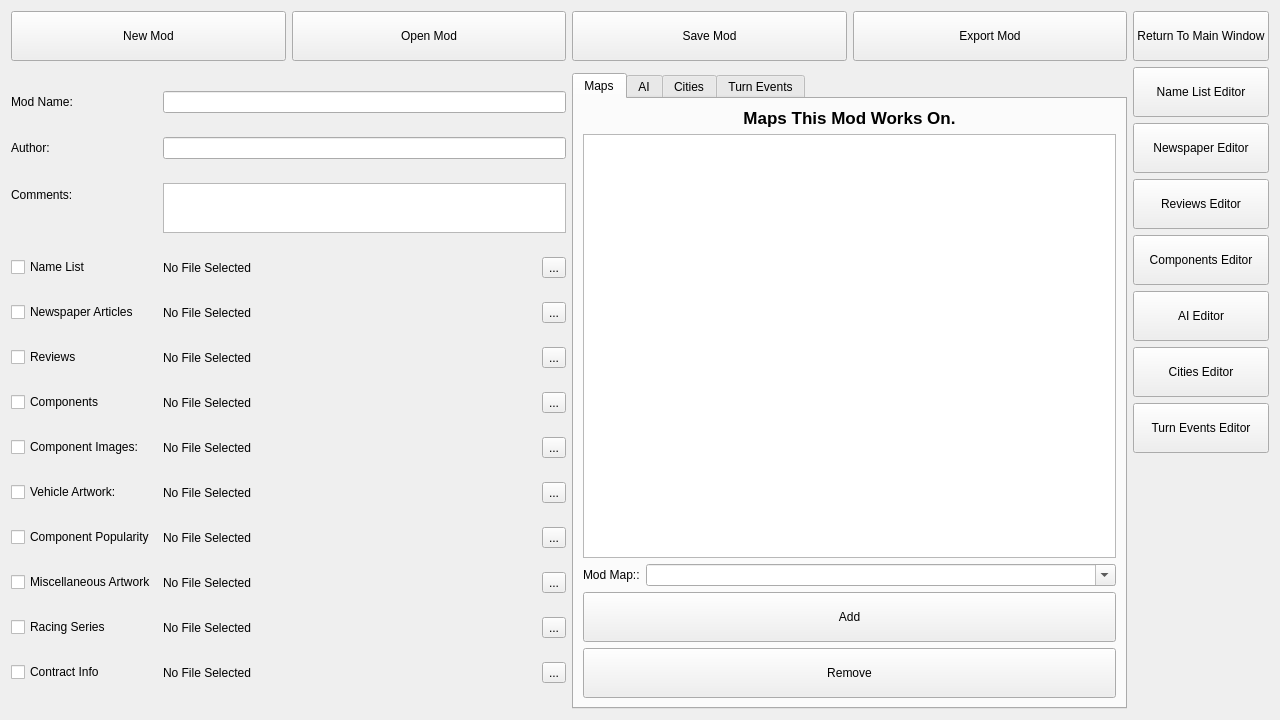
First picture: the form in ModEditor.ui, repository gearcity/GearCity_ModTools, before the edit.
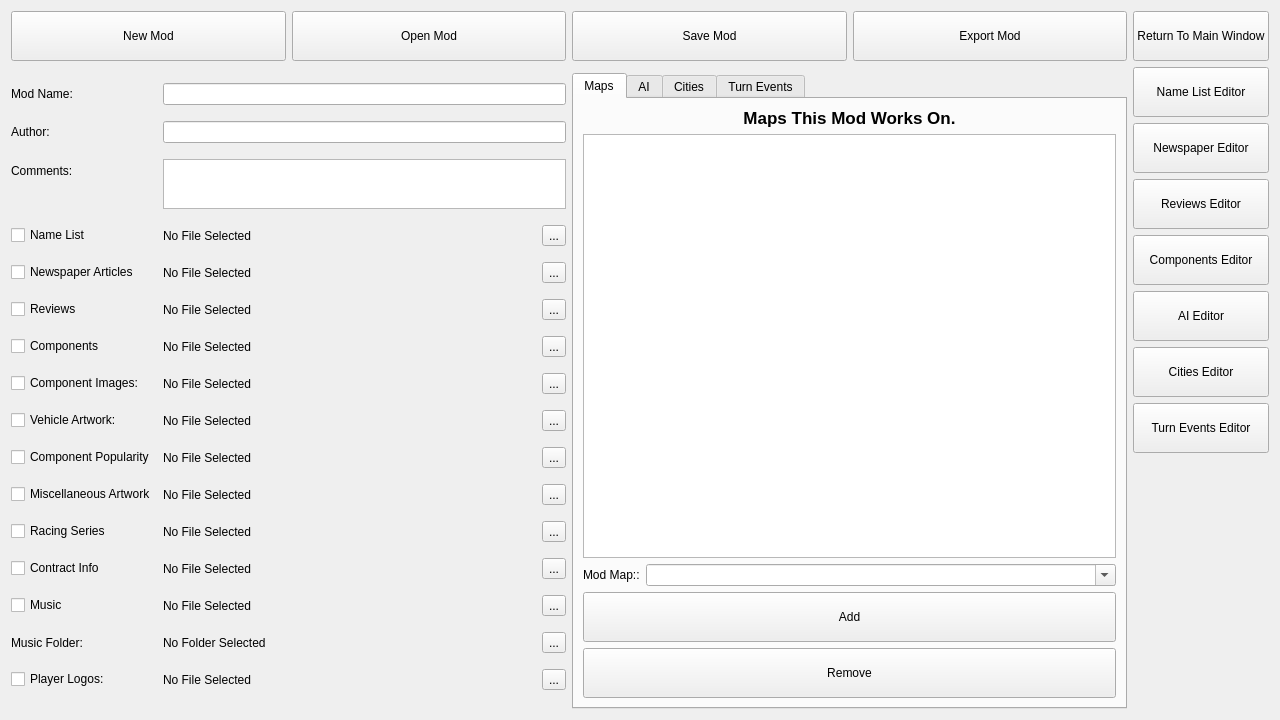
Second picture: the form after the edit.

Patch:
```diff
--- a/ModEditor.ui
+++ b/ModEditor.ui
@@ -867,6 +867,24 @@
        </property>
       </widget>
      </item>
+     <item row="10" column="1">
+      <layout class="QHBoxLayout" name="horizontalLayout_13">
+       <item>
+        <widget class="QLabel" name="Label_SelectedMiscArtwork">
+         <property name="text">
+          <string>No File Selected</string>
+         </property>
+        </widget>
+       </item>
+       <item>
+        <widget class="QToolButton" name="button_SelectMiscArtwork">
+         <property name="text">
+          <string>...</string>
+         </property>
+        </widget>
+       </item>
+      </layout>
+     </item>
      <item row="12" column="0">
       <widget class="QCheckBox" name="checkBox_RacingSeries">
        <property name="text">
@@ -917,17 +935,74 @@
        </item>
       </layout>
      </item>
-     <item row="10" column="1">
-      <layout class="QHBoxLayout" name="horizontalLayout_13">
+     <item row="14" column="0">
+      <widget class="QCheckBox" name="checkBox_Music">
+       <property name="text">
+        <string>Music</string>
+       </property>
+      </widget>
+     </item>
+     <item row="14" column="1">
+      <layout class="QHBoxLayout" name="horizontalLayout_14">
        <item>
-        <widget class="QLabel" name="Label_SelectedMiscArtwork">
+        <widget class="QLabel" name="label_selectedMusicFile">
          <property name="text">
           <string>No File Selected</string>
          </property>
         </widget>
        </item>
        <item>
-        <widget class="QToolButton" name="button_SelectMiscArtwork">
+        <widget class="QToolButton" name="button_MusicFileSelector">
+         <property name="text">
+          <string>...</string>
+         </property>
+        </widget>
+       </item>
+      </layout>
+     </item>
+     <item row="15" column="0">
+      <widget class="QLabel" name="label_MusicFolderHead">
+       <property name="text">
+        <string>Music Folder:</string>
+       </property>
+      </widget>
+     </item>
+     <item row="15" column="1">
+      <layout class="QHBoxLayout" name="horizontalLayout_Music">
+       <item>
+        <widget class="QLabel" name="label_selectedMusicFolder">
+         <property name="text">
+          <string>No Folder Selected</string>
+         </property>
+        </widget>
+       </item>
+       <item>
+        <widget class="QToolButton" name="button_MusicFolderSelector">
+         <property name="text">
+          <string>...</string>
+         </property>
+        </widget>
+       </item>
+      </layout>
+     </item>
+     <item row="16" column="0">
+      <widget class="QCheckBox" name="checkBox_playerLogo">
+       <property name="text">
+        <string>Player Logos:</string>
+       </property>
+      </widget>
+     </item>
+     <item row="16" column="1">
+      <layout class="QHBoxLayout" name="horizontalLayout_16">
+       <item>
+        <widget class="QLabel" name="label_selectedPlayerLogos">
+         <property name="text">
+          <string>No File Selected</string>
+         </property>
+        </widget>
+       </item>
+       <item>
+        <widget class="QToolButton" name="button_PlayerLogoFileSelector">
          <property name="text">
           <string>...</string>
          </property>
```
